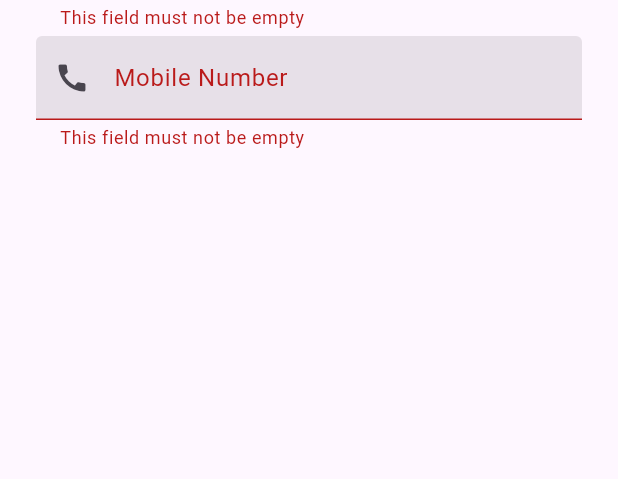
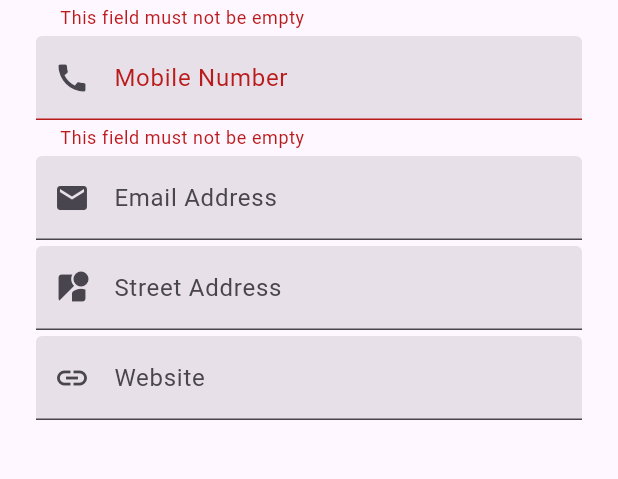
Before and after one commit to rudradcruze/contact_app, a Flutter app: the NewContactPage screen opened by its route, after a tap on the "save" icon, on a phone screen of 412 x 824 dp, the part 204-683 px from its top. Run offline on Flutter 3.47's test engine with Material 3 defaults, Android fonts, the phone set to English and light mode, and no system bars; our stand-ins replace sqflite; accounts and stored records are empty.

Commit message:
error create contact db

```diff
--- /dev/null
+++ b/lib/db/db_helper.dart
@@ -0,0 +1,31 @@
+import 'package:contact_app/model/contact_model.dart';
+import 'package:sqflite/sqflite.dart';
+import 'package:path/path.dart' as path;
+
+class DbHelper {
+  final String _createTableContact = '''create table $tblContact(
+    $tblContactColId integer primary key,
+    $tblContactColName text,
+    $tblContactColNumber text,
+    $tblContactColEmail text,
+    $tblContactColAddress text,
+    $tblContactColWebsite text,
+    $tblContactColFavorite integer)''';
+
+  Future<Database> _open() async {
+    final root = await getDatabasesPath();
+    final dbPath = path.join(root, 'contact.db');
+    return openDatabase(
+      dbPath,
+      version: 1,
+      onCreate: (db, version) {
+        db.execute(_createTableContact);
+      },
+    );
+  }
+
+  Future<int> insertContact(ContactModel contactModel) async {
+    final db = await _open();
+    return db.insert(tblContact, contactModel.toMap());
+  }
+}
--- a/lib/main.dart
+++ b/lib/main.dart
@@ -1,10 +1,15 @@
 import 'package:contact_app/pages/details_page.dart';
 import 'package:contact_app/pages/home_page.dart';
 import 'package:contact_app/pages/new_contact_page.dart';
+import 'package:contact_app/providers/contact_provider.dart';
 import 'package:flutter/material.dart';
+import 'package:provider/provider.dart';
 
 void main() {
-  runApp(const MyApp());
+  runApp(ChangeNotifierProvider(
+      create: (context) => ContactProvider(),
+      child: const MyApp()
+  ));
 }
 
 class MyApp extends StatelessWidget {
--- /dev/null
+++ b/lib/model/contact_model.dart
@@ -0,0 +1,45 @@
+const String tblContact = 'tbl_contact';
+const String tblContactColId = 'id';
+const String tblContactColName = 'name';
+const String tblContactColEmail = 'email';
+const String tblContactColNumber = 'number';
+const String tblContactColAddress = 'address';
+const String tblContactColWebsite = 'website';
+const String tblContactColFavorite = 'favorite';
+
+class ContactModel {
+  int? id;
+  String name;
+  String number;
+  String? email;
+  String? address;
+  String? website;
+  bool favorite = false;
+
+  ContactModel({
+      this.id,
+      required this.name,
+      required this.number,
+      this.email,
+      this.address,
+      this.website,
+      this.favorite = false
+    });
+
+  Map<String, dynamic> toMap() {
+    final map = <String, dynamic> {
+      tblContactColName : name,
+      tblContactColNumber : number,
+      tblContactColEmail : email,
+      tblContactColAddress : address,
+      tblContactColWebsite : website,
+      tblContactColFavorite : favorite ? 1 : 0
+    };
+
+    if (id != null) {
+      map[tblContactColId] = id;
+    }
+
+    return map;
+  }
+}
--- a/lib/pages/new_contact_page.dart
+++ b/lib/pages/new_contact_page.dart
@@ -1,4 +1,7 @@
+import 'package:contact_app/model/contact_model.dart';
+import 'package:contact_app/providers/contact_provider.dart';
 import 'package:flutter/material.dart';
+import 'package:provider/provider.dart';
 
 class NewContactPage extends StatefulWidget {
   const NewContactPage({super.key});
@@ -11,6 +14,9 @@ class NewContactPage extends StatefulWidget {
 class _NewContactPageState extends State<NewContactPage> {
   final nameController = TextEditingController();
   final mobileController = TextEditingController();
+  final emailController = TextEditingController();
+  final addressController = TextEditingController();
+  final webController = TextEditingController();
   final formKey = GlobalKey<FormState>();
   @override
   Widget build(BuildContext context) {
@@ -32,6 +38,7 @@ class _NewContactPageState extends State<NewContactPage> {
             Padding(
               padding: const EdgeInsets.only(bottom: 4.0),
               child: TextFormField(
+                keyboardType: TextInputType.text,
                 controller: nameController,
                 decoration: const InputDecoration(
                   labelText: 'Contact Name',
@@ -52,6 +59,7 @@ class _NewContactPageState extends State<NewContactPage> {
             Padding(
               padding: const EdgeInsets.only(bottom: 4.0),
               child: TextFormField(
+                keyboardType: TextInputType.number,
                 controller: mobileController,
                 decoration: const InputDecoration(
                   labelText: 'Mobile Number',
@@ -66,6 +74,50 @@ class _NewContactPageState extends State<NewContactPage> {
                 },
               ),
             ),
+            Padding(
+              padding: const EdgeInsets.only(bottom: 4.0),
+              child: TextFormField(
+                keyboardType: TextInputType.emailAddress,
+                controller: emailController,
+                decoration: const InputDecoration(
+                  labelText: 'Email Address',
+                  filled: true,
+                  prefixIcon: Icon(Icons.email)
+                ),
+                validator: (value) {
+                  return null;
+                },
+              ),
+            ),
+            Padding(
+              padding: const EdgeInsets.only(bottom: 4.0),
+              child: TextFormField(
+                keyboardType: TextInputType.streetAddress,
+                controller: addressController,
+                decoration: const InputDecoration(
+                  labelText: 'Street Address',
+                  filled: true,
+                  prefixIcon: Icon(Icons.streetview)
+                ),
+                validator: (value) {
+                  return null;
+                },
+              ),
+            ),
+            Padding(
+              padding: const EdgeInsets.only(bottom: 4.0),
+              child: TextFormField(
+                controller: webController,
+                decoration: const InputDecoration(
+                  labelText: 'Website',
+                  filled: true,
+                  prefixIcon: Icon(Icons.link)
+                ),
+                validator: (value) {
+                  return null;
+                },
+              ),
+            ),
           ],
         ),
       ),
@@ -76,6 +128,24 @@ class _NewContactPageState extends State<NewContactPage> {
     if (formKey.currentState!.validate()) {
       final name = nameController.text;
       final number = mobileController.text;
+      final email = emailController.text;
+      final address = addressController.text;
+      final web = webController.text;
+
+      final contact = ContactModel(
+        name: name,
+        number: number,
+        email: email,
+        address: address,
+        website: web
+      );
+
+      context.read<ContactProvider>()
+          .addContact(contact)
+          .then((rowId) => Navigator.pop(context))
+          .catchError((onError) {
+            print(onError.toString());
+      });
     }
   }
 
--- /dev/null
+++ b/lib/providers/contact_provider.dart
@@ -0,0 +1,12 @@
+import 'package:contact_app/db/db_helper.dart';
+import 'package:contact_app/model/contact_model.dart';
+import 'package:flutter/foundation.dart';
+
+class ContactProvider extends ChangeNotifier {
+  List<ContactModel> contactModels = [];
+  final db = DbHelper();
+
+  Future<int> addContact(ContactModel contactModel) async {
+    return db.insertContact(contactModel);
+  }
+}
```
